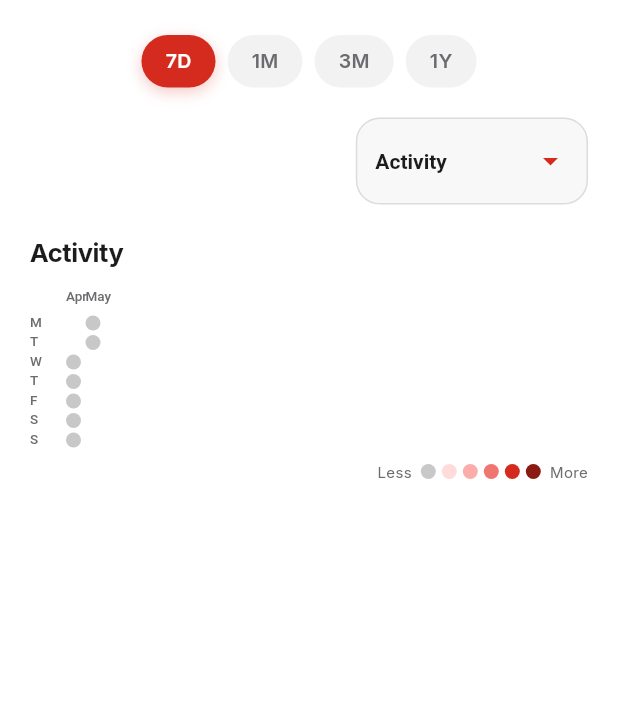
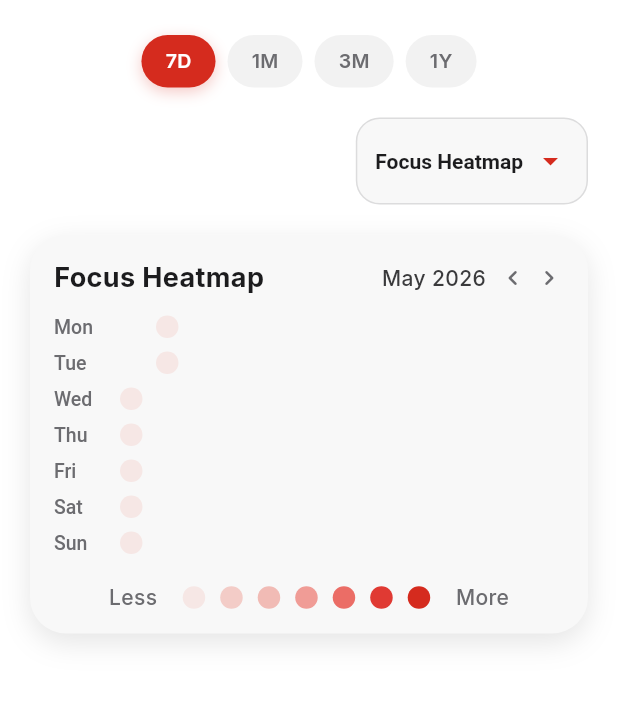
Before and after one commit to NguyenMinhPNT/Strange, a Flutter app: the _StatsView screen opened directly, on a phone screen of 412 x 824 dp, the part 79-787 px from its top. Run offline on Flutter 3.47's test engine with Material 3 defaults, Android fonts, the phone set to English and light mode, and no system bars; our stand-ins replace drift, drift_flutter, equatable, fl_chart, flutter_bloc, flutter_colorpicker and 6 more; missing offline and left inert: flutter_foreground_task; accounts and stored records are empty; generated files the repository leaves out were written again.

Commit message:
Refine stats page and heatmap presentation widgets

```diff
--- a/lib/features/stats/presentation/pages/stats_page.dart
+++ b/lib/features/stats/presentation/pages/stats_page.dart
@@ -1,9 +1,12 @@
 import 'package:flutter/material.dart';
 import 'package:flutter_bloc/flutter_bloc.dart';
+import 'package:intl/intl.dart';
 
 import '../../../../app/di/injection_container.dart';
 import '../../../../core/theme/app_colors.dart';
 import '../../../../core/widgets/app_drawer.dart';
+import '../../domain/entities/day_stat.dart';
+import '../../domain/entities/enums/stats_range.dart';
 import '../cubit/stats_cubit.dart';
 import '../cubit/stats_state.dart';
 import '../widgets/column_chart_widget.dart';
@@ -118,7 +121,7 @@ class _LoadedBody extends StatefulWidget {
 
 class _LoadedBodyState extends State<_LoadedBody> {
   static const _sectionLabels = [
-    'Activity',
+    'Focus Heatmap',
     'Daily Breakdown',
     'By Category',
   ];
@@ -127,6 +130,10 @@ class _LoadedBodyState extends State<_LoadedBody> {
 
   @override
   Widget build(BuildContext context) {
+    final selectedSection = _sectionLabels.contains(_selectedSection)
+        ? _selectedSection
+        : _sectionLabels.first;
+
     return SingleChildScrollView(
       padding: const EdgeInsets.all(20),
       child: Column(
@@ -141,12 +148,12 @@ class _LoadedBodyState extends State<_LoadedBody> {
               decoration: BoxDecoration(
                 color: AppColors.surfaceElevated,
                 borderRadius: BorderRadius.circular(16),
-                border:
-                    Border.all(color: AppColors.textSecondary.withOpacity(0.2)),
+                border: Border.all(
+                    color: AppColors.textSecondary.withValues(alpha: 0.2)),
               ),
               child: DropdownButtonHideUnderline(
                 child: DropdownButton<String>(
-                  value: _selectedSection,
+                  value: selectedSection,
                   dropdownColor: AppColors.surfaceElevated,
                   items: _sectionLabels
                       .map(
@@ -177,13 +184,12 @@ class _LoadedBodyState extends State<_LoadedBody> {
             ),
           ),
           const SizedBox(height: 20),
-          if (_selectedSection == 'Activity') ...[
-            const StatsSectionHeader(title: 'Activity'),
-            HeatmapCalendar(
-                data: widget.state.heatmap, range: widget.state.range),
-            const SizedBox(height: 6),
-            const HeatmapLegend(),
-          ] else if (_selectedSection == 'Daily Breakdown') ...[
+          if (selectedSection == 'Focus Heatmap') ...[
+            _FocusHeatmapCard(
+              data: widget.state.heatmap,
+              range: widget.state.range,
+            ),
+          ] else if (selectedSection == 'Daily Breakdown') ...[
             const StatsSectionHeader(title: 'Daily Breakdown'),
             _ClayCard(child: ColumnChartWidget(data: widget.state.columns)),
           ] else ...[
@@ -196,6 +202,78 @@ class _LoadedBodyState extends State<_LoadedBody> {
             ),
           ],
           const SizedBox(height: 32),
+        ],
+      ),
+    );
+  }
+}
+
+class _FocusHeatmapCard extends StatelessWidget {
+  const _FocusHeatmapCard({
+    required this.data,
+    required this.range,
+  });
+
+  final List<DayStat> data;
+  final StatsRange range;
+
+  @override
+  Widget build(BuildContext context) {
+    final monthLabel = DateFormat('MMMM yyyy', 'en_US').format(DateTime.now());
+    return Container(
+      padding: const EdgeInsets.fromLTRB(16, 16, 16, 14),
+      decoration: BoxDecoration(
+        color: AppColors.surfaceElevated,
+        borderRadius: BorderRadius.circular(24),
+        boxShadow: const [
+          BoxShadow(
+            color: AppColors.clayShadowNeutral,
+            blurRadius: 16,
+            offset: Offset(0, 6),
+          ),
+          BoxShadow(
+            color: AppColors.clayHighlight,
+            blurRadius: 0,
+            spreadRadius: -1,
+            offset: Offset(0, -1),
+          ),
+        ],
+      ),
+      child: Column(
+        crossAxisAlignment: CrossAxisAlignment.start,
+        children: [
+          Row(
+            children: [
+              const Expanded(
+                child: Text(
+                  'Focus Heatmap',
+                  style: TextStyle(
+                    fontSize: 18,
+                    fontWeight: FontWeight.w700,
+                    color: AppColors.textPrimary,
+                  ),
+                ),
+              ),
+              Text(
+                monthLabel,
+                style: const TextStyle(
+                  fontSize: 14,
+                  fontWeight: FontWeight.w500,
+                  color: AppColors.textOnSurface,
+                ),
+              ),
+              const SizedBox(width: 8),
+              const Icon(Icons.chevron_left_rounded,
+                  size: 20, color: AppColors.textSecondary),
+              const SizedBox(width: 4),
+              const Icon(Icons.chevron_right_rounded,
+                  size: 20, color: AppColors.textSecondary),
+            ],
+          ),
+          const SizedBox(height: 12),
+          HeatmapCalendar(data: data, range: range),
+          const SizedBox(height: 10),
+          const HeatmapLegend(),
         ],
       ),
     );
--- a/lib/features/stats/presentation/widgets/heatmap_calendar.dart
+++ b/lib/features/stats/presentation/widgets/heatmap_calendar.dart
@@ -21,6 +21,8 @@ class HeatmapCalendar extends StatefulWidget {
 
 class _HeatmapCalendarState extends State<HeatmapCalendar> {
   DateTime? _tappedDay;
+  late Map<String, int> _statsByDay;
+  late List<List<DateTime?>> _weeks;
 
   void _onTap(DateTime day, int seconds) {
     setState(() => _tappedDay = day);
@@ -51,25 +53,16 @@ class _HeatmapCalendarState extends State<HeatmapCalendar> {
 
   @override
   Widget build(BuildContext context) {
-    final statsByDay = {
+    _statsByDay = {
       for (final s in widget.data) _dayKey(s.date): s.totalSeconds,
     };
 
     final now = DateTime.now();
     final today = DateTime(now.year, now.month, now.day);
     final start = widget.range.startDate;
+    final firstMonday = _startOfWeek(start);
 
-    // Build list of all days in range
-    final days = <DateTime>[];
-    var d = start;
-    while (!d.isAfter(today)) {
-      days.add(d);
-      d = d.add(const Duration(days: 1));
-    }
-
-    // Group into weeks (columns), starting on Monday
-    final firstMonday = _startOfWeek(start);
-    final weeks = <List<DateTime?>>[];
+    _weeks = <List<DateTime?>>[];
     var weekStart = firstMonday;
     while (!weekStart.isAfter(today)) {
       final week = <DateTime?>[];
@@ -77,40 +70,44 @@ class _HeatmapCalendarState extends State<HeatmapCalendar> {
         final day = weekStart.add(Duration(days: i));
         week.add(day.isBefore(start) || day.isAfter(today) ? null : day);
       }
-      weeks.add(week);
+      _weeks.add(week);
       weekStart = weekStart.add(const Duration(days: 7));
     }
 
-    const dotSize = 10.0;
-    const dotSpacing = 3.0;
-    const cell = dotSize + dotSpacing;
-    const labelHeight = 18.0;
-    const dayLabelWidth = 24.0;
+    const dotSize = 15.0;
+    const rowGap = 9.0;
+    const columnGap = 9.0;
+    const dayLabelWidth = 44.0;
+    const cellWidth = dotSize + columnGap;
+    const cellHeight = dotSize + rowGap;
+    final chartWidth = dayLabelWidth + _weeks.length * cellWidth;
+    const chartHeight = 7 * cellHeight;
 
-    final chartWidth = weeks.length * cell + dayLabelWidth;
-    const chartHeight = 7 * cell + labelHeight;
-
-    return SizedBox(
+    return SingleChildScrollView(
+      scrollDirection: Axis.horizontal,
+      child: SizedBox(
+        width: chartWidth,
         height: chartHeight,
         child: GestureDetector(
           onTapUp: (details) {
             final dx = details.localPosition.dx - dayLabelWidth;
-          final dy = details.localPosition.dy - labelHeight;
+            final dy = details.localPosition.dy;
             if (dx < 0 || dy < 0) return;
-          final col = (dx / cell).floor();
-          final row = (dy / cell).floor();
-          if (col >= weeks.length || row >= 7) return;
-          final day = weeks[col][row];
+            final col = (dx / cellWidth).floor();
+            final row = (dy / cellHeight).floor();
+            if (col >= _weeks.length || row >= 7) return;
+            final day = _weeks[col][row];
             if (day == null) return;
-          final seconds = statsByDay[_dayKey(day)] ?? 0;
+            final seconds = _statsByDay[_dayKey(day)] ?? 0;
             _onTap(day, seconds);
           },
           child: CustomPaint(
             size: Size(chartWidth, chartHeight),
             painter: _HeatmapPainter(
-            weeks: weeks,
-            statsByDay: statsByDay,
+              weeks: _weeks,
+              statsByDay: _statsByDay,
               tappedDay: _tappedDay,
+            ),
           ),
         ),
       ),
@@ -136,41 +133,23 @@ class _HeatmapPainter extends CustomPainter {
   final Map<String, int> statsByDay;
   final DateTime? tappedDay;
 
-  static const dotSize = 10.0;
-  static const dotSpacing = 3.0;
-  static const cell = dotSize + dotSpacing;
-  static const labelHeight = 18.0;
-  static const dayLabelWidth = 24.0;
-
-  static const _dayLabels = ['M', 'T', 'W', 'T', 'F', 'S', 'S'];
-  static const _monthNames = [
-    '',
-    'Jan',
-    'Feb',
-    'Mar',
-    'Apr',
-    'May',
-    'Jun',
-    'Jul',
-    'Aug',
-    'Sep',
-    'Oct',
-    'Nov',
-    'Dec',
-  ];
+  static const dotSize = 15.0;
+  static const rowGap = 9.0;
+  static const columnGap = 9.0;
+  static const dayLabelWidth = 44.0;
+  static const cellWidth = dotSize + columnGap;
+  static const cellHeight = dotSize + rowGap;
+  static const _dayLabels = ['Mon', 'Tue', 'Wed', 'Thu', 'Fri', 'Sat', 'Sun'];
 
   @override
   void paint(Canvas canvas, Size size) {
-    final textPainter = TextPainter(
-      textDirection: TextDirection.ltr,
-    );
+    final textPainter = TextPainter(textDirection: TextDirection.ltr);
 
-    // Draw day-of-week labels (Mon–Sun)
     for (int row = 0; row < 7; row++) {
       textPainter.text = TextSpan(
         text: _dayLabels[row],
         style: const TextStyle(
-          fontSize: 9,
+          fontSize: 13,
           color: AppColors.textSecondary,
           fontWeight: FontWeight.w500,
         ),
@@ -178,65 +157,33 @@ class _HeatmapPainter extends CustomPainter {
       textPainter.layout();
       textPainter.paint(
         canvas,
-        Offset(
-            0, labelHeight + row * cell + (dotSize - textPainter.height) / 2),
+        Offset(0, row * cellHeight + (dotSize - textPainter.height) / 2),
       );
     }
 
-    // Draw month labels & dots
-    int? lastMonth;
     for (int col = 0; col < weeks.length; col++) {
-      final week = weeks[col];
-      final firstDay = week.firstWhere((d) => d != null, orElse: () => null);
+      for (int row = 0; row < 7; row++) {
+        final day = weeks[col][row];
+        if (day == null) continue;
 
-      // Month label on first column of that month
-      if (firstDay != null && firstDay.month != lastMonth) {
-        lastMonth = firstDay.month;
-        textPainter.text = TextSpan(
-          text: _monthNames[firstDay.month],
-          style: const TextStyle(
-            fontSize: 9,
-            color: AppColors.textSecondary,
-            fontWeight: FontWeight.w500,
-          ),
-        );
-        textPainter.layout();
-        textPainter.paint(
-          canvas,
-          Offset(dayLabelWidth + col * cell, 0),
-        );
-      }
-
-      for (int row = 0; row < 7; row++) {
-        final day = week[row];
-        final cx = dayLabelWidth + col * cell + dotSize / 2;
-        final cy = labelHeight + row * cell + dotSize / 2;
-
-        Color color;
-        if (day == null) {
-          color = Colors.transparent;
-        } else {
         final key = '${day.year}-${day.month}-${day.day}';
         final seconds = statsByDay[key] ?? 0;
-          color = _heatColor(seconds);
-        }
+        final color = _heatColor(seconds);
+        final cx = dayLabelWidth + col * cellWidth + dotSize / 2;
+        final cy = row * cellHeight + dotSize / 2;
 
-        final paint = Paint()..color = color;
+        canvas.drawCircle(Offset(cx, cy), dotSize / 2, Paint()..color = color);
 
-        final isTapped = day != null &&
-            tappedDay != null &&
+        final isTapped = tappedDay != null &&
             day.year == tappedDay!.year &&
             day.month == tappedDay!.month &&
             day.day == tappedDay!.day;
-
-        if (color != Colors.transparent) {
-          canvas.drawCircle(Offset(cx, cy), dotSize / 2, paint);
         if (isTapped) {
           canvas.drawCircle(
             Offset(cx, cy),
             dotSize / 2 + 1.5,
             Paint()
-                ..color = AppColors.textPrimary
+              ..color = AppColors.primaryDark
               ..style = PaintingStyle.stroke
               ..strokeWidth = 1.5,
           );
@@ -244,19 +191,22 @@ class _HeatmapPainter extends CustomPainter {
       }
     }
   }
-  }
 
   Color _heatColor(int seconds) {
-    if (seconds == 0) return AppColors.heatmapLevel0;
-    if (seconds < AppConstants.heatmapLevel1Seconds)
-      return AppColors.heatmapLevel1;
-    if (seconds < AppConstants.heatmapLevel2Seconds)
-      return AppColors.heatmapLevel2;
-    if (seconds < AppConstants.heatmapLevel3Seconds)
-      return AppColors.heatmapLevel3;
-    if (seconds < AppConstants.heatmapLevel4Seconds)
-      return AppColors.heatmapLevel4;
-    return AppColors.heatmapLevel5;
+    if (seconds == 0) return const Color(0xFFF6E7E5);
+    if (seconds < AppConstants.heatmapLevel1Seconds) {
+      return const Color(0xFFF3CCC7);
+    }
+    if (seconds < AppConstants.heatmapLevel2Seconds) {
+      return const Color(0xFFF09C96);
+    }
+    if (seconds < AppConstants.heatmapLevel3Seconds) {
+      return const Color(0xFFEB6D66);
+    }
+    if (seconds < AppConstants.heatmapLevel4Seconds) {
+      return const Color(0xFFE03A33);
+    }
+    return const Color(0xFFD52B1E);
   }
 
   @override
--- a/lib/features/stats/presentation/widgets/heatmap_legend.dart
+++ b/lib/features/stats/presentation/widgets/heatmap_legend.dart
@@ -7,43 +7,49 @@ class HeatmapLegend extends StatelessWidget {
 
   @override
   Widget build(BuildContext context) {
-    final levels = [
-      (AppColors.heatmapLevel0, 'None'),
-      (AppColors.heatmapLevel1, '<15m'),
-      (AppColors.heatmapLevel2, '<30m'),
-      (AppColors.heatmapLevel3, '<1h'),
-      (AppColors.heatmapLevel4, '<2h'),
-      (AppColors.heatmapLevel5, '2h+'),
+    const levels = <Color>[
+      Color(0xFFF6E7E5),
+      Color(0xFFF3CCC7),
+      Color(0xFFF1BBB5),
+      Color(0xFFF09C96),
+      Color(0xFFEB6D66),
+      Color(0xFFE03A33),
+      Color(0xFFD52B1E),
     ];
 
     return Row(
-      mainAxisAlignment: MainAxisAlignment.end,
+      mainAxisAlignment: MainAxisAlignment.center,
       children: [
         const Text(
           'Less',
-          style: TextStyle(fontSize: 10, color: AppColors.textSecondary),
+          style: TextStyle(
+            fontSize: 14,
+            color: AppColors.textSecondary,
+            fontWeight: FontWeight.w500,
+          ),
         ),
-        const SizedBox(width: 4),
+        const SizedBox(width: 12),
         ...levels.map(
-          (l) => Padding(
-            padding: const EdgeInsets.symmetric(horizontal: 2),
-            child: Tooltip(
-              message: l.$2,
-              child: Container(
-                width: 10,
-                height: 10,
-                decoration: BoxDecoration(
-                  color: l.$1,
-                  shape: BoxShape.circle,
-                ),
+          (color) => Padding(
+            padding: const EdgeInsets.symmetric(horizontal: 5),
+            child: Container(
+              width: 15,
+              height: 15,
+              decoration: BoxDecoration(
+                color: color,
+                shape: BoxShape.circle,
               ),
             ),
           ),
         ),
-        const SizedBox(width: 4),
+        const SizedBox(width: 12),
         const Text(
           'More',
-          style: TextStyle(fontSize: 10, color: AppColors.textSecondary),
+          style: TextStyle(
+            fontSize: 14,
+            color: AppColors.textSecondary,
+            fontWeight: FontWeight.w500,
+          ),
         ),
       ],
     );
```
Lines whose indentation alone changed are shown as unchanged.
